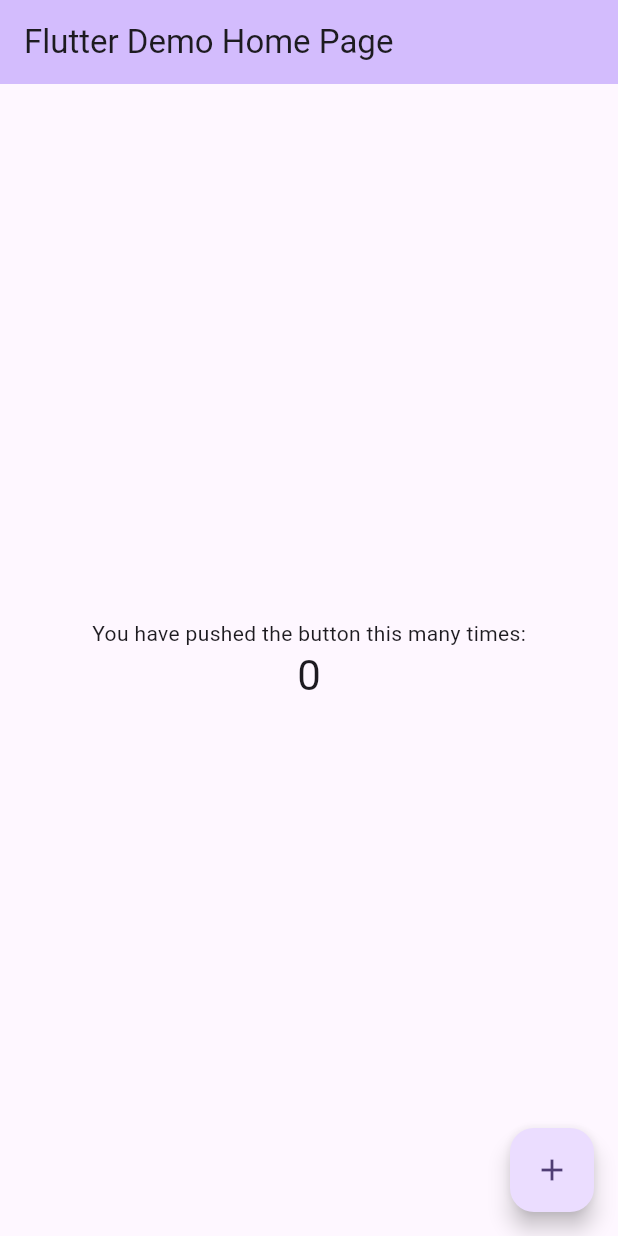
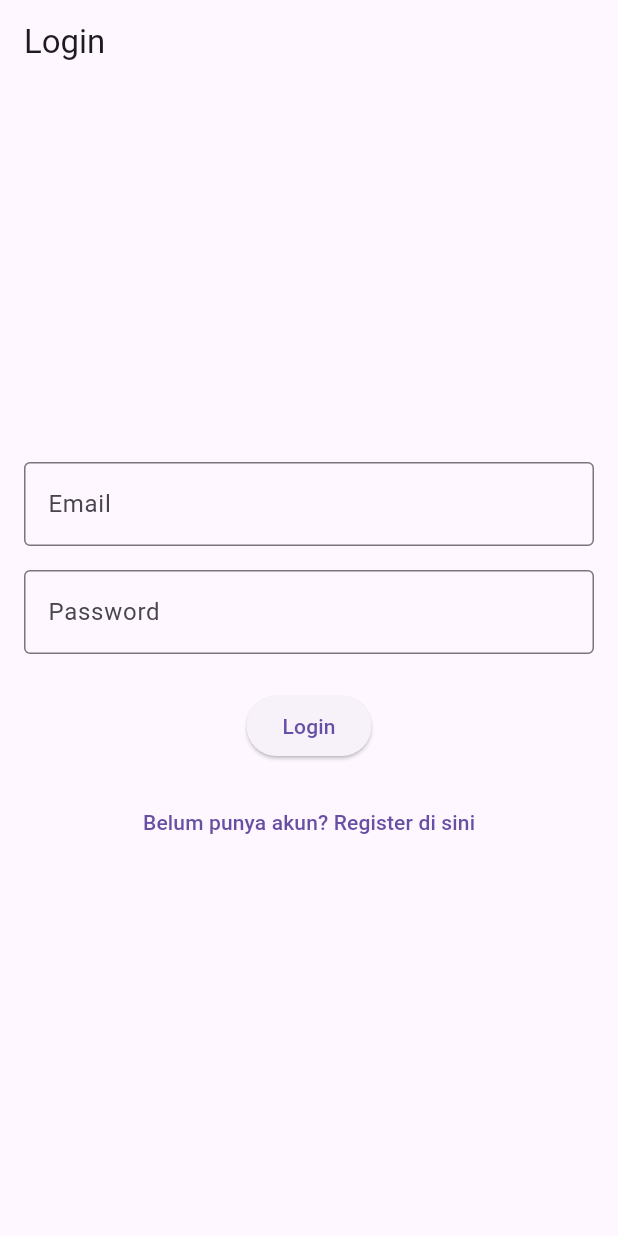
Before and after one commit to alchemista27/massapp, a Flutter app: the screen it shows after launch, on a phone screen of 412 x 824 dp. Run offline on Flutter 3.47's test engine with Material 3 defaults, Android fonts, the phone set to English and light mode, and no system bars.

Commit message:
adding login, register, dashboard, and materi

```diff
--- a/massapp_frontend/lib/main.dart
+++ b/massapp_frontend/lib/main.dart
@@ -1,125 +1,32 @@
 import 'package:flutter/material.dart';
+import 'screens/auth/login_page.dart';
+import 'screens/auth/register_page.dart';
+import 'screens/dashboard/dashboard_page.dart';
+import 'screens/materi/materi_list_page.dart';
+import 'utils/app_routes.dart';
 
 void main() {
-  runApp(const MyApp());
+  runApp(const MassApp());
 }
 
-class MyApp extends StatelessWidget {
-  const MyApp({super.key});
+class MassApp extends StatelessWidget {
+  const MassApp({super.key});
 
-  // This widget is the root of your application.
   @override
   Widget build(BuildContext context) {
     return MaterialApp(
-      title: 'Flutter Demo',
+      title: 'MassApp',
+      debugShowCheckedModeBanner: false,
       theme: ThemeData(
-        // This is the theme of your application.
-        //
-        // TRY THIS: Try running your application with "flutter run". You'll see
-        // the application has a purple toolbar. Then, without quitting the app,
-        // try changing the seedColor in the colorScheme below to Colors.green
-        // and then invoke "hot reload" (save your changes or press the "hot
-        // reload" button in a Flutter-supported IDE, or press "r" if you used
-        // the command line to start the app).
-        //
-        // Notice that the counter didn't reset back to zero; the application
-        // state is not lost during the reload. To reset the state, use hot
-        // restart instead.
-        //
-        // This works for code too, not just values: Most code changes can be
-        // tested with just a hot reload.
-        colorScheme: ColorScheme.fromSeed(seedColor: Colors.deepPurple),
-        useMaterial3: true,
+        primarySwatch: Colors.blue,
       ),
-      home: const MyHomePage(title: 'Flutter Demo Home Page'),
+      initialRoute: AppRoutes.login,
+      routes: {
+        AppRoutes.login: (context) => const LoginPage(),
+        AppRoutes.register: (context) => const RegisterPage(),
+        AppRoutes.dashboard: (context) => const DashboardPage(),
+        AppRoutes.materiList: (context) => const MateriListPage(),
+      },
     );
   }
 }
-
-class MyHomePage extends StatefulWidget {
-  const MyHomePage({super.key, required this.title});
-
-  // This widget is the home page of your application. It is stateful, meaning
-  // that it has a State object (defined below) that contains fields that affect
-  // how it looks.
-
-  // This class is the configuration for the state. It holds the values (in this
-  // case the title) provided by the parent (in this case the App widget) and
-  // used by the build method of the State. Fields in a Widget subclass are
-  // always marked "final".
-
-  final String title;
-
-  @override
-  State<MyHomePage> createState() => _MyHomePageState();
-}
-
-class _MyHomePageState extends State<MyHomePage> {
-  int _counter = 0;
-
-  void _incrementCounter() {
-    setState(() {
-      // This call to setState tells the Flutter framework that something has
-      // changed in this State, which causes it to rerun the build method below
-      // so that the display can reflect the updated values. If we changed
-      // _counter without calling setState(), then the build method would not be
-      // called again, and so nothing would appear to happen.
-      _counter++;
-    });
-  }
-
-  @override
-  Widget build(BuildContext context) {
-    // This method is rerun every time setState is called, for instance as done
-    // by the _incrementCounter method above.
-    //
-    // The Flutter framework has been optimized to make rerunning build methods
-    // fast, so that you can just rebuild anything that needs updating rather
-    // than having to individually change instances of widgets.
-    return Scaffold(
-      appBar: AppBar(
-        // TRY THIS: Try changing the color here to a specific color (to
-        // Colors.amber, perhaps?) and trigger a hot reload to see the AppBar
-        // change color while the other colors stay the same.
-        backgroundColor: Theme.of(context).colorScheme.inversePrimary,
-        // Here we take the value from the MyHomePage object that was created by
-        // the App.build method, and use it to set our appbar title.
-        title: Text(widget.title),
-      ),
-      body: Center(
-        // Center is a layout widget. It takes a single child and positions it
-        // in the middle of the parent.
-        child: Column(
-          // Column is also a layout widget. It takes a list of children and
-          // arranges them vertically. By default, it sizes itself to fit its
-          // children horizontally, and tries to be as tall as its parent.
-          //
-          // Column has various properties to control how it sizes itself and
-          // how it positions its children. Here we use mainAxisAlignment to
-          // center the children vertically; the main axis here is the vertical
-          // axis because Columns are vertical (the cross axis would be
-          // horizontal).
-          //
-          // TRY THIS: Invoke "debug painting" (choose the "Toggle Debug Paint"
-          // action in the IDE, or press "p" in the console), to see the
-          // wireframe for each widget.
-          mainAxisAlignment: MainAxisAlignment.center,
-          children: <Widget>[
-            const Text(
-              'You have pushed the button this many times:',
-            ),
-            Text(
-              '$_counter',
-              style: Theme.of(context).textTheme.headlineMedium,
-            ),
-          ],
-        ),
-      ),
-      floatingActionButton: FloatingActionButton(
-        onPressed: _incrementCounter,
-        tooltip: 'Increment',
-        child: const Icon(Icons.add),
-      ), // This trailing comma makes auto-formatting nicer for build methods.
-    );
-  }
-}
--- /dev/null
+++ b/massapp_frontend/lib/screens/auth/login_page.dart
@@ -0,0 +1,51 @@
+import 'package:flutter/material.dart';
+import '../../utils/app_routes.dart';
+
+class LoginPage extends StatelessWidget {
+  const LoginPage({super.key});
+
+  @override
+  Widget build(BuildContext context) {
+    return Scaffold(
+      appBar: AppBar(
+        title: const Text('Login'),
+      ),
+      body: Padding(
+        padding: const EdgeInsets.all(16.0),
+        child: Column(
+          mainAxisAlignment: MainAxisAlignment.center,
+          children: [
+            const TextField(
+              decoration: InputDecoration(
+                labelText: 'Email',
+                border: OutlineInputBorder(),
+              ),
+            ),
+            const SizedBox(height: 16),
+            const TextField(
+              obscureText: true,
+              decoration: InputDecoration(
+                labelText: 'Password',
+                border: OutlineInputBorder(),
+              ),
+            ),
+            const SizedBox(height: 24),
+            ElevatedButton(
+              onPressed: () {
+                Navigator.pushNamed(context, AppRoutes.dashboard);
+              },
+              child: const Text('Login'),
+            ),
+            const SizedBox(height: 16),
+            TextButton(
+              onPressed: () {
+                Navigator.pushNamed(context, AppRoutes.register);
+              },
+              child: const Text('Belum punya akun? Register di sini'),
+            ),
+          ],
+        ),
+      ),
+    );
+  }
+}
--- /dev/null
+++ b/massapp_frontend/lib/utils/app_routes.dart
@@ -0,0 +1,6 @@
+class AppRoutes {
+  static const String login = '/login';
+  static const String register = '/register';
+  static const String dashboard = '/dashboard';
+  static const String materiList = '/materi';
+}
```
Also changed, not shown: massapp_frontend/lib/screens/auth/register_page.dart (added, +59 -0 lines), massapp_frontend/lib/screens/dashboard/dashboard_page.dart (added, +34 -0 lines), massapp_frontend/lib/screens/materi/materi_list_page.dart (added, +27 -0 lines).
